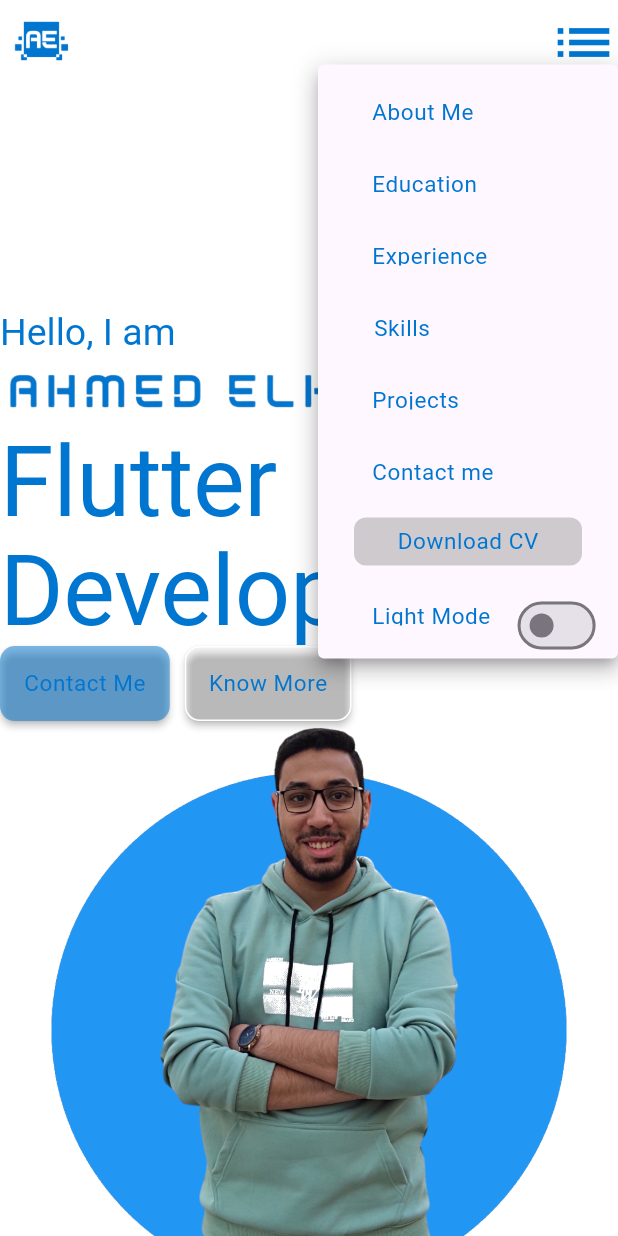
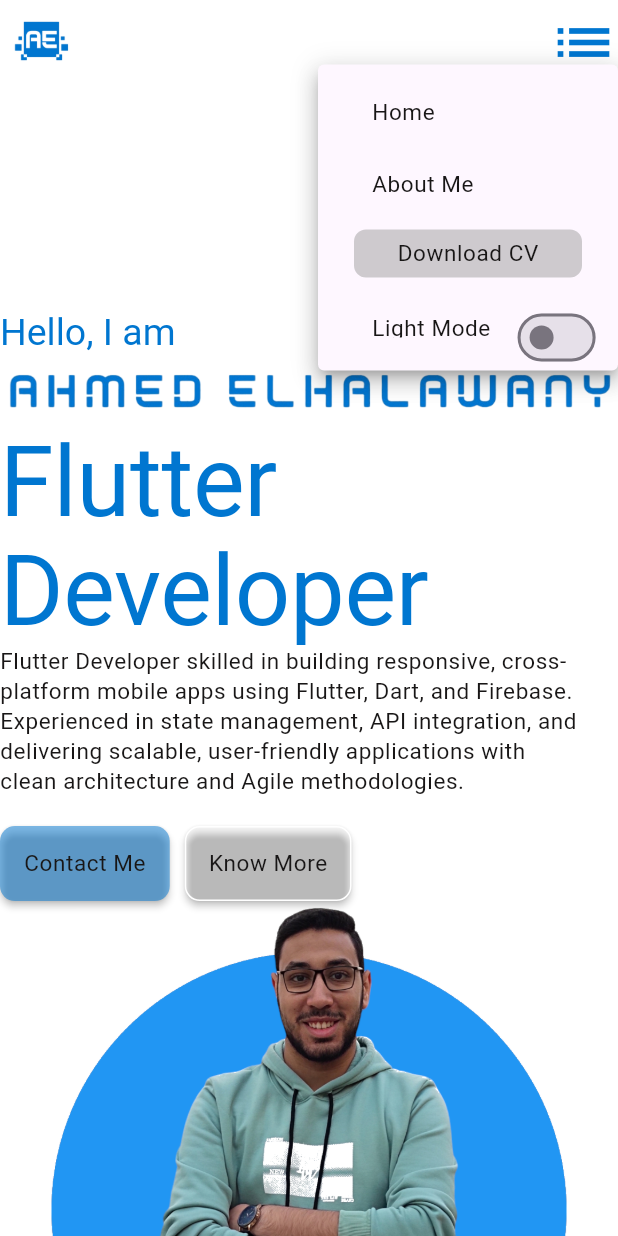
Before and after one commit to Ahmed1092002/My_Portifolio, a Flutter app: the screen it shows after launch, after a tap on the "list" icon, on a phone screen of 412 x 824 dp. Run offline on Flutter 3.47's test engine with Material 3 defaults, Android fonts, the phone set to English and light mode, and no system bars; drawn by our look-alikes of dropdown_button2; our stand-ins replace flutter_hooks, flutter_native_splash, flutter_screenutil, google_fonts, responsive_builder.

Commit message:
"Refactored code in multiple files, including AboutMeView, MainView, and CustomAppBarMobileLayout, with changes to layout, theme, and navigation."

```diff
--- /dev/null
+++ b/lib/DesktopLayout/features/AboutMeFeature/gui/components/about_me_image.dart
@@ -0,0 +1,28 @@
+import 'package:flutter/material.dart';
+import 'package:flutter_screenutil/flutter_screenutil.dart';
+import 'package:my_portifolio/core/shared/colors/ColorsUtiles.dart';
+
+class AboutMeImage extends StatelessWidget {
+  final String image;
+  const AboutMeImage({
+    super.key,
+    required this.image,
+  });
+
+  @override
+  Widget build(BuildContext context) {
+    return Container(
+      decoration: BoxDecoration(
+          borderRadius: BorderRadius.all(Radius.circular(20)),
+          border: Border.all(color: ColorsUtiles.PrimaryColor_blue)),
+      child: Padding(
+        padding: const EdgeInsets.all(8.0),
+        child: Image.asset(
+          image,
+          width: 100.w,
+          fit: BoxFit.cover,
+        ),
+      ),
+    );
+  }
+}
--- /dev/null
+++ b/lib/DesktopLayout/features/AboutMeFeature/gui/components/about_me_photos.dart
@@ -0,0 +1,37 @@
+import 'package:flutter/material.dart';
+import 'package:flutter_screenutil/flutter_screenutil.dart';
+import 'package:my_portifolio/DesktopLayout/features/AboutMeFeature/gui/components/about_me_image.dart';
+
+class AboutMePhotos extends StatelessWidget {
+  const AboutMePhotos({
+    super.key,
+  });
+
+  @override
+  Widget build(BuildContext context) {
+    return Wrap(
+      alignment: WrapAlignment.center,
+      crossAxisAlignment: WrapCrossAlignment.center,
+      runSpacing: 30.h,
+      spacing: 20,
+      children: const [
+        AboutMeImage(
+          image:
+              "assets/images/icons8-flutter-is-an-open-source-mobile-application-development-framework-created-by-google.-96.png",
+        ),
+        AboutMeImage(
+          image: "assets/images/icons8-android-66.png",
+        ),
+        AboutMeImage(
+          image: "assets/images/icons8-ios-48 (1).png",
+        ),
+        AboutMeImage(
+          image: "assets/images/icons8-web-48.png",
+        ),
+        AboutMeImage(
+          image: "assets/images/icons8-desktop-80.png",
+        ),
+      ],
+    );
+  }
+}
--- a/lib/DesktopLayout/features/AboutMeFeature/gui/views/AboutMeView.dart
+++ b/lib/DesktopLayout/features/AboutMeFeature/gui/views/AboutMeView.dart
@@ -1,6 +1,8 @@
 import 'package:flutter/material.dart';
 import 'package:flutter_hooks/flutter_hooks.dart';
 import 'package:flutter_screenutil/flutter_screenutil.dart';
+import 'package:my_portifolio/DesktopLayout/features/AboutMeFeature/gui/components/about_me_image.dart';
+import 'package:my_portifolio/DesktopLayout/features/AboutMeFeature/gui/components/about_me_photos.dart';
 import 'package:my_portifolio/DesktopLayout/features/AboutMeFeature/gui/components/about_me_text.dart';
 import 'package:my_portifolio/core/shared/colors/ColorsUtiles.dart';
 
@@ -45,62 +47,3 @@ class AboutMeView extends HookWidget {
     );
   }
 }
-
-class AboutMePhotos extends StatelessWidget {
-  const AboutMePhotos({
-    super.key,
-  });
-
-  @override
-  Widget build(BuildContext context) {
-    return Wrap(
-      alignment: WrapAlignment.center,
-      crossAxisAlignment: WrapCrossAlignment.center,
-      runSpacing: 30.h,
-      spacing: 20,
-      children: const [
-        AboutMeImage(
-          image:
-              "assets/images/icons8-flutter-is-an-open-source-mobile-application-development-framework-created-by-google.-96.png",
-        ),
-        AboutMeImage(
-          image: "assets/images/icons8-android-66.png",
-        ),
-        AboutMeImage(
-          image: "assets/images/icons8-ios-48 (1).png",
-        ),
-        AboutMeImage(
-          image: "assets/images/icons8-web-48.png",
-        ),
-        AboutMeImage(
-          image: "assets/images/icons8-desktop-80.png",
-        ),
-      ],
-    );
-  }
-}
-
-class AboutMeImage extends StatelessWidget {
-  final String image;
-  const AboutMeImage({
-    super.key,
-    required this.image,
-  });
-
-  @override
-  Widget build(BuildContext context) {
-    return Container(
-      decoration: BoxDecoration(
-          borderRadius: BorderRadius.all(Radius.circular(20)),
-          border: Border.all(color: ColorsUtiles.PrimaryColor_blue)),
-      child: Padding(
-        padding: const EdgeInsets.all(8.0),
-        child: Image.asset(
-          image,
-          width: 100.w,
-          fit: BoxFit.cover,
-        ),
-      ),
-    );
-  }
-}
--- a/lib/DesktopLayout/features/HomeFeatures/gui/components/info_container.dart
+++ b/lib/DesktopLayout/features/HomeFeatures/gui/components/info_container.dart
@@ -55,9 +55,15 @@ class InfoContainer extends HookWidget {
               "Flutter Developer",
               style: Theme.of(context).textTheme.displayLarge,
             ),
+            Text(
+              """Flutter Developer skilled in building responsive, cross-platform mobile apps using Flutter, Dart, and Firebase.
+Experienced in state management, API integration, and delivering scalable, user-friendly applications with
+clean architecture and Agile methodologies.
+""",
+              style: Theme.of(context).textTheme.bodySmall,
+            ),
             Row(
               mainAxisAlignment: MainAxisAlignment.start,
-
               children: [
                 CustomButton(
                     Backcolors: ColorsUtiles.PrimaryColor_blue.withOpacity(0.5),
--- a/lib/Tabletlayout/features/HomeViewMobileLayout/gui/components/home_view_mobile_layout.dart
+++ /dev/null
@@ -1,20 +0,0 @@
-import 'package:flutter/material.dart';
-import 'package:my_portifolio/DesktopLayout/features/HomeFeatures/gui/components/ImageContainer.dart';
-import 'package:my_portifolio/DesktopLayout/features/HomeFeatures/gui/components/info_container.dart';
-
-class HomeViewMobileLayout extends StatelessWidget {
-  const HomeViewMobileLayout({super.key});
-
-  @override
-  Widget build(BuildContext context) {
-
-   return Padding(
-      padding: const EdgeInsets.only(top: 150),
-      child: Column(
-        mainAxisAlignment: MainAxisAlignment.center,
-        children: [const InfoContainer(), ImageContainer()],
-      ),
-    );
-  }
-
-}
--- a/lib/Tabletlayout/features/Mainview/components/DropMenuWidget.dart
+++ /dev/null
@@ -1,127 +0,0 @@
-import 'package:dropdown_button2/dropdown_button2.dart';
-import 'package:flutter/material.dart';
-import 'package:flutter_screenutil/flutter_screenutil.dart';
-import 'package:my_portifolio/DesktopLayout/features/MainScrean/gui/components/ChangeThemeNotifer.dart';
-import 'package:my_portifolio/DesktopLayout/features/MainScrean/gui/components/c_v_down_button.dart';
-import 'package:my_portifolio/DesktopLayout/features/MainScrean/gui/components/custom_text_button.dart';
-import 'package:my_portifolio/core/shared/colors/ColorsUtiles.dart';
-import 'package:my_portifolio/core/shared/themes/dark_theme.dart';
-
-class DropMenuWidget extends StatefulWidget {
-  final ValueNotifier<ThemeMode> themeNotifier;
-
-  const DropMenuWidget({super.key, required this.themeNotifier});
-
-  @override
-  _DropMenuWidgetState createState() => _DropMenuWidgetState();
-}
-
-class _DropMenuWidgetState extends State<DropMenuWidget> {
-  // Initialize a default selected value
-  String? selectedValue;
-  Color? _backgroundColor;
-  bool isOpen = false;
-
-  @override
-  Widget build(BuildContext context) {
-    return DropdownButtonHideUnderline(
-      child: DropdownButton2(
-        customButton: const Icon(
-          Icons.list,
-          size: 46,
-          color: ColorsUtiles.PrimaryColor_blue,
-        ),
-
-        dropdownStyleData: DropdownStyleData(
-          width: 200.w,
-          padding: const EdgeInsets.symmetric(vertical: 6),
-          decoration: BoxDecoration(
-            borderRadius: BorderRadius.circular(4),
-            color: _backgroundColor,
-          ),
-          offset: const Offset(0, 8),
-        ),
-        items: [
-          DropdownMenuItem(
-            value: 'about_me',
-            child: CustomTextButton(
-              title: "About Me",
-            ),
-          ),
-          DropdownMenuItem(
-            value: 'education',
-            child: CustomTextButton(
-              title: "Education",
-            ),
-          ),
-          DropdownMenuItem(
-            value: 'experience',
-            child: CustomTextButton(
-              title: "Experience",
-            ),
-          ),
-          DropdownMenuItem(
-            value: 'skills',
-            child: CustomTextButton(
-              title: "Skills",
-            ),
-          ),
-          DropdownMenuItem(
-            value: 'projects',
-            child: CustomTextButton(
-              title: "Projects",
-            ),
-          ),
-          DropdownMenuItem(
-            value: 'contact_me',
-            child: CustomTextButton(
-              title: "Contact me",
-            ),
-          ),
-          DropdownMenuItem(
-            value: 'cv_download',
-            child: CVDownButton(),
-          ),
-          DropdownMenuItem(
-            value: 'change_theme',
-            onTap: () {
-              if (isOpen) {
-                _backgroundColor = ColorsUtiles.white;
-              } else {
-                _backgroundColor = ColorsUtiles.PrimaryColor_blue;
-              }
-            },
-            child: Align(
-              alignment: AlignmentDirectional.centerEnd,
-              child: Row(
-                children: [
-                  CustomTextButton(
-                    title: widget.themeNotifier.value == ThemeMode.dark
-                        ? "Dark Mode"
-                        : "Light Mode",
-                  ),
-                  ChangeThemeNotifer(
-                    themeNotifier: widget.themeNotifier,
-                  ),
-                ],
-              ),
-            ),
-          ),
-        ],
-        // Set the selected value
-        value: selectedValue,
-        onMenuStateChange: (value) {
-          setState(() {
-            isOpen = value;
-          });
-        },
-
-        onChanged: (value) {
-          setState(() {
-            selectedValue = value as String;
-          });
-        },
-      ),
-    );
-  }
-}
--- a/lib/Tabletlayout/features/Mainview/view/MainViewMobileLayout.dart
+++ /dev/null
@@ -1,31 +0,0 @@
-import 'package:flutter/material.dart';
-import 'package:my_portifolio/DesktopLayout/features/HomeFeatures/gui/components/ImageContainer.dart';
-import 'package:my_portifolio/DesktopLayout/features/HomeFeatures/gui/components/info_container.dart';
-import 'package:my_portifolio/DesktopLayout/features/MainScrean/gui/components/custom_app_bar.dart';
-import 'package:my_portifolio/mobile_layout/features/HomeViewMobileLayout/gui/components/home_view_mobile_layout.dart';
-import 'package:my_portifolio/mobile_layout/features/Mainview/components/CustomAppBarMobileLayout.dart';
-
-class MainViewMobileLayout extends StatelessWidget {
-  const MainViewMobileLayout({super.key, required this.themeNotifier});
-  final ValueNotifier<ThemeMode> themeNotifier;
-
-  @override
-  Widget build(BuildContext context) {
-    return Scaffold(
-      body: CustomScrollView(
-        slivers: [
-          CustomAppBarMobileLayout(
-            themeNotifier: themeNotifier,
-          ),
-          SliverList(
-            delegate: SliverChildListDelegate(
-              [
-                const HomeViewMobileLayout(),
-              ],
-            ),
-          ),
-        ],
-      ),
-    );
-  }
-}
--- a/lib/core/shared/themes/light_theme.dart
+++ b/lib/core/shared/themes/light_theme.dart
@@ -14,13 +14,12 @@ ThemeData lightTheme = ThemeData().copyWith(
     textTheme: TextTheme(
       titleMedium: GoogleFonts.roboto(
           color: ColorsUtiles.PrimaryColor_blue, fontSize: 20.sp),
-
       headlineLarge: GoogleFonts.roboto(
           color: ColorsUtiles.PrimaryColor_blue, fontSize: 40.sp),
       bodySmall: GoogleFonts.roboto(
-          color: ColorsUtiles.PrimaryColor_blue, fontSize: 15.sp),
+          color: ColorsUtiles.backGroundColor_gray, fontSize: 15.sp),
       bodyMedium: GoogleFonts.roboto(
-          color: ColorsUtiles.PrimaryColor_blue, fontSize: 25.sp),
+          color: ColorsUtiles.backGroundColor_gray, fontSize: 25.sp),
       bodyLarge: GoogleFonts.roboto(
           color: ColorsUtiles.PrimaryColor_blue, fontSize: 35.sp),
       displaySmall: GoogleFonts.roboto(
--- a/lib/mobile_layout/features/Mainview/components/DropMenuWidget.dart
+++ b/lib/mobile_layout/features/Mainview/components/DropMenuWidget.dart
@@ -1,16 +1,24 @@
+// ignore_for_file: public_member_api_docs, sort_constructors_first
 import 'package:dropdown_button2/dropdown_button2.dart';
 import 'package:flutter/material.dart';
 import 'package:flutter_screenutil/flutter_screenutil.dart';
+
 import 'package:my_portifolio/DesktopLayout/features/MainScrean/gui/components/ChangeThemeNotifer.dart';
 import 'package:my_portifolio/DesktopLayout/features/MainScrean/gui/components/c_v_down_button.dart';
 import 'package:my_portifolio/DesktopLayout/features/MainScrean/gui/components/custom_text_button.dart';
 import 'package:my_portifolio/core/shared/colors/ColorsUtiles.dart';
 import 'package:my_portifolio/core/shared/themes/dark_theme.dart';
+import 'package:my_portifolio/core/shared/utiles/key_utiles.dart';
 
 class DropMenuWidget extends StatefulWidget {
   final ValueNotifier<ThemeMode> themeNotifier;
+  final Function(String) onScroll;
 
-  const DropMenuWidget({super.key, required this.themeNotifier});
+  const DropMenuWidget({
+    Key? key,
+    required this.themeNotifier,
+    required this.onScroll,
+  }) : super(key: key);
 
   @override
   _DropMenuWidgetState createState() => _DropMenuWidgetState();
@@ -43,41 +51,51 @@ class _DropMenuWidgetState extends State<DropMenuWidget> {
         ),
         items: [
           DropdownMenuItem(
-            value: 'about_me',
+            value: 'Home',
+            onTap: () => widget.onScroll(KeyUtiles.home),
             child: CustomTextButton(
-              title: "About Me",
+              title: "Home",
+              onScroll: () => widget.onScroll(KeyUtiles.home),
             ),
           ),
           DropdownMenuItem(
-            value: 'education',
+            value: 'about_me',
+            onTap: () => widget.onScroll(KeyUtiles.aboutMe),
             child: CustomTextButton(
-              title: "Education",
+              title: "About Me",
+              onScroll: () => widget.onScroll(KeyUtiles.aboutMe),
             ),
           ),
-          DropdownMenuItem(
-            value: 'experience',
-            child: CustomTextButton(
-              title: "Experience",
-            ),
-          ),
-          DropdownMenuItem(
-            value: 'skills',
-            child: CustomTextButton(
-              title: "Skills",
-            ),
-          ),
-          DropdownMenuItem(
-            value: 'projects',
-            child: CustomTextButton(
-              title: "Projects",
-            ),
-          ),
-          DropdownMenuItem(
-            value: 'contact_me',
-            child: CustomTextButton(
-              title: "Contact me",
-            ),
-          ),
+          // DropdownMenuItem(
+          //   value: 'education',
+          //   child: CustomTextButton(
+          //     title: "Education",
+          //   ),
+          // ),
+          // DropdownMenuItem(
+          //   value: 'experience',
+          //   child: CustomTextButton(
+          //     title: "Experience",
+          //   ),
+          // ),
+          // DropdownMenuItem(
+          //   value: 'skills',
+          //   child: CustomTextButton(
+          //     title: "Skills",
+          //   ),
+          // ),
+          // DropdownMenuItem(
+          //   value: 'projects',
+          //   child: CustomTextButton(
+          //     title: "Projects",
+          //   ),
+          // ),
+          // DropdownMenuItem(
+          //   value: 'contact_me',
+          //   child: CustomTextButton(
+          //     title: "Contact me",
+          //   ),
+          // ),
           DropdownMenuItem(
             value: 'cv_download',
             child: CVDownButton(),
--- a/lib/mobile_layout/features/Mainview/view/MainViewMobileLayout.dart
+++ b/lib/mobile_layout/features/Mainview/view/MainViewMobileLayout.dart
@@ -3,6 +3,7 @@ import 'package:my_portifolio/DesktopLayout/features/AboutMeFeature/gui/views/Ab
 import 'package:my_portifolio/DesktopLayout/features/HomeFeatures/gui/components/ImageContainer.dart';
 import 'package:my_portifolio/DesktopLayout/features/HomeFeatures/gui/components/info_container.dart';
 import 'package:my_portifolio/DesktopLayout/features/MainScrean/gui/components/custom_app_bar.dart';
+import 'package:my_portifolio/core/shared/utiles/key_utiles.dart';
 import 'package:my_portifolio/mobile_layout/features/HomeViewMobileLayout/gui/components/home_view_mobile_layout.dart';
 import 'package:my_portifolio/mobile_layout/features/Mainview/components/CustomAppBarMobileLayout.dart';
 
@@ -19,14 +20,12 @@ class _MainViewMobileLayoutState extends State<MainViewMobileLayout> {
   final GlobalKey _homeKey = GlobalKey();
   final GlobalKey _aboutMeKey = GlobalKey();
   void scrollToSection(GlobalKey key) {
-    setState(() {
-      Scrollable.ensureVisible(
-        key.currentContext!,
-        curve: Curves.easeInOut,
-        duration: const Duration(milliseconds: 950),
-      );
-    });
-
+    final context = key.currentContext;
+    Scrollable.ensureVisible(
+      key.currentContext!,
+      duration: const Duration(milliseconds: 1000),
+      curve: Curves.easeInOut,
+    );
   }
 
   @override
@@ -41,25 +40,49 @@ class _MainViewMobileLayoutState extends State<MainViewMobileLayout> {
     _scrollController.dispose();
     super.dispose();
   }
+
   @override
   Widget build(BuildContext context) {
     return Scaffold(
       body: CustomScrollView(
+        controller: _scrollController,
+        physics: const BouncingScrollPhysics(),
         slivers: [
           CustomAppBarMobileLayout(
             themeNotifier: widget.themeNotifier,
+            onScroll: (String section) {
+              switch (section) {
+                case KeyUtiles.home:
+                  scrollToSection(_homeKey);
+                  break;
+                case KeyUtiles.aboutMe:
+                  scrollToSection(_aboutMeKey);
+                  break;
+                // Add cases for other sections
+              }
+            },
           ),
           SliverList(
+            key: _homeKey,
             delegate: SliverChildListDelegate(
               [
-                const HomeViewMobileLayout(),
+                HomeViewMobileLayout(),
+                SizedBox(
+                    height:
+                        500), // Add height between sections to ensure enough scroll space
+
+                // Gap between Home and About Me
               ],
             ),
           ),
           SliverList(
+            key: _aboutMeKey,
             delegate: SliverChildListDelegate(
               [
-                const AboutMeView(),
+                AboutMeView(),
+                SizedBox(
+                    height:
+                        500), // Add height between sections to ensure enough scroll space
               ],
             ),
           ),
```
Also changed, not shown: lib/DesktopLayout/features/MainScrean/gui/views/MainView.dart (+15 -2 lines), lib/Tabletlayout/features/Mainview/components/CustomAppBarMobileLayout.dart (deleted, +0 -28 lines), lib/mobile_layout/features/Mainview/components/CustomAppBarMobileLayout.dart (+12 -1 lines), pubspec.lock.
